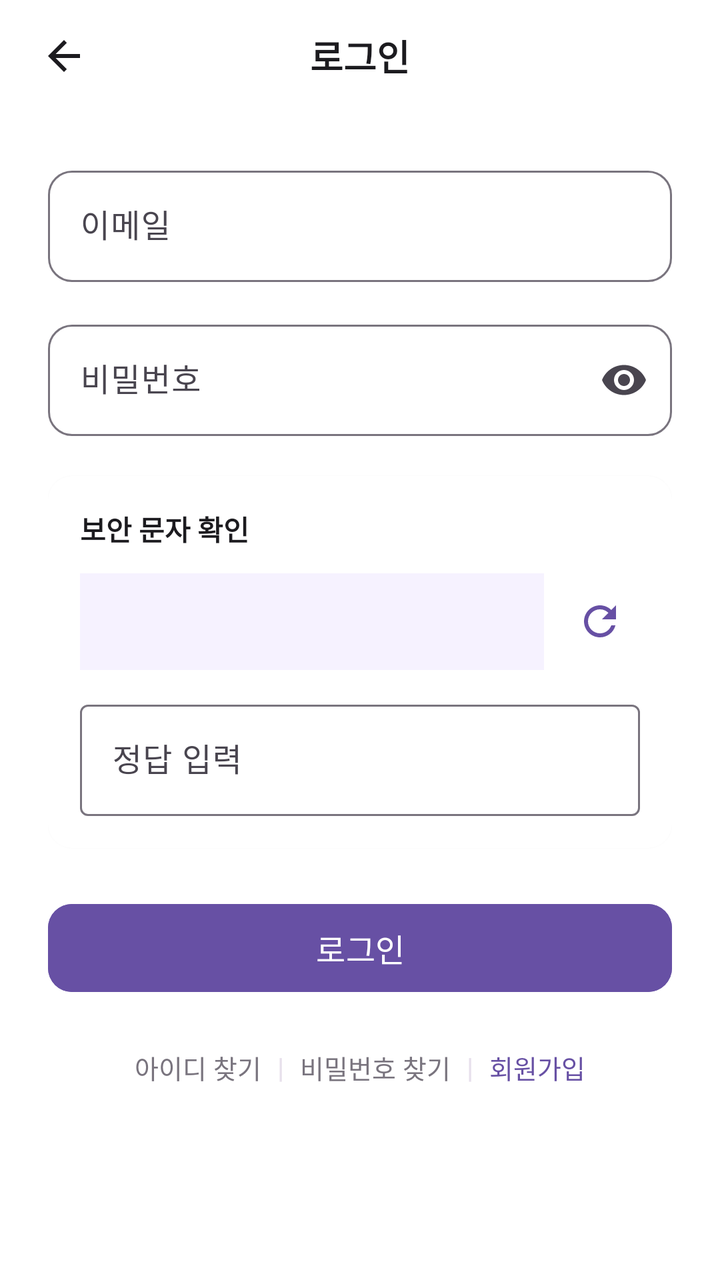
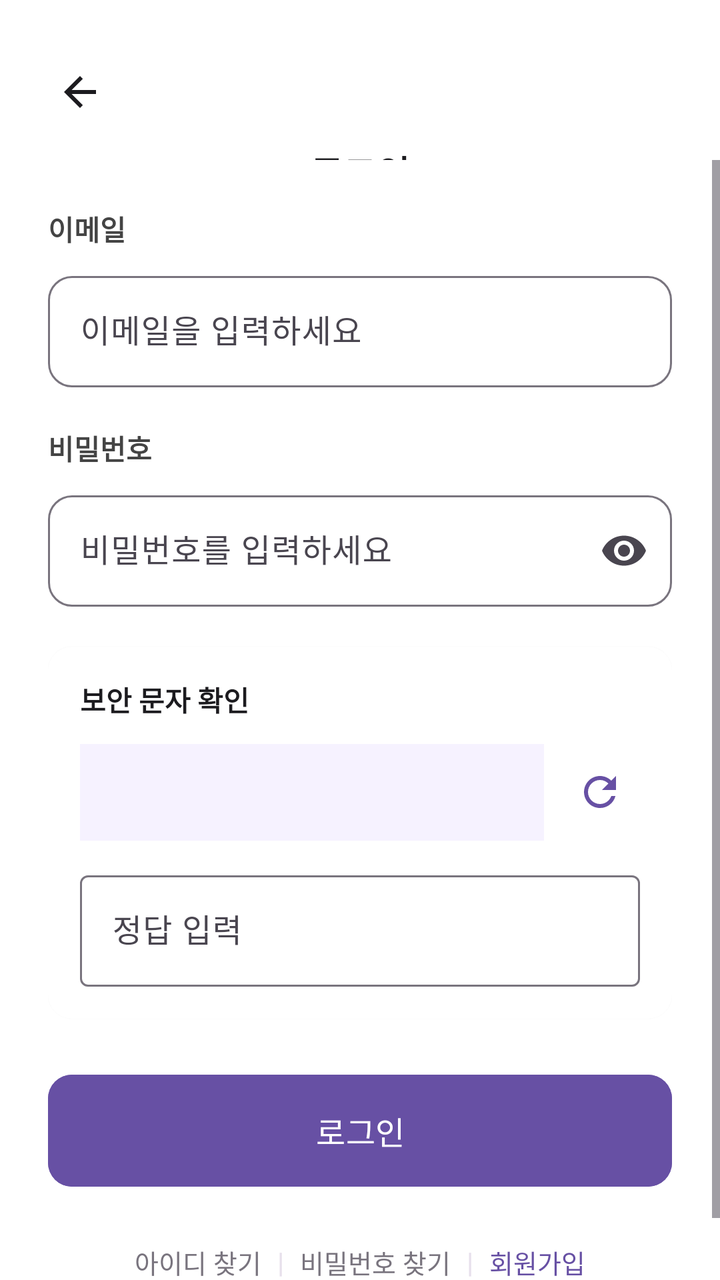

The first picture is an Android layout as it rendered before a commit; the second is the same layout after the commit. The layout source and the unified diff follow.
<!-- AndroidManifest.xml: application theme Theme.TripShare -->
<!-- res/layout/activity_login.xml -->
<?xml version="1.0" encoding="utf-8"?>
<LinearLayout xmlns:android="http://schemas.android.com/apk/res/android"
    xmlns:app="http://schemas.android.com/apk/res-auto"
    android:layout_width="match_parent"
    android:layout_height="match_parent"
    android:background="@color/white"
    android:orientation="vertical">

    <LinearLayout
        android:layout_width="match_parent"
        android:layout_height="56dp"
        android:gravity="center_vertical"
        android:orientation="horizontal"
        android:paddingHorizontal="8dp">

        <ImageButton
            android:id="@+id/btn_back"
            android:layout_width="48dp"
            android:layout_height="48dp"
            android:background="?attr/selectableItemBackgroundBorderless"
            android:contentDescription="@null"
            android:src="@drawable/ic_back" />

        <TextView
            android:layout_width="0dp"
            android:layout_height="wrap_content"
            android:layout_weight="1"
            android:gravity="center"
            android:text="@string/login"
            android:textColor="@color/text_primary"
            android:textSize="18sp"
            android:textStyle="bold" />

        <View
            android:layout_width="48dp"
            android:layout_height="48dp" />
    </LinearLayout>

    <ScrollView
        android:layout_width="match_parent"
        android:layout_height="0dp"
        android:layout_weight="1"
        android:fillViewport="true">

        <LinearLayout
            android:layout_width="match_parent"
            android:layout_height="wrap_content"
            android:orientation="vertical"
            android:padding="24dp">

            <com.google.android.material.textfield.TextInputLayout
                android:layout_width="match_parent"
                android:layout_height="wrap_content"
                android:hint="@string/email"
                app:boxBackgroundMode="outline"
                app:boxCornerRadiusBottomEnd="12dp"
                app:boxCornerRadiusBottomStart="12dp"
                app:boxCornerRadiusTopEnd="12dp"
                app:boxCornerRadiusTopStart="12dp">

                <com.google.android.material.textfield.TextInputEditText
                    android:id="@+id/et_email"
                    android:layout_width="match_parent"
                    android:layout_height="wrap_content"
                    android:inputType="textEmailAddress" />
            </com.google.android.material.textfield.TextInputLayout>

            <com.google.android.material.textfield.TextInputLayout
                android:layout_width="match_parent"
                android:layout_height="wrap_content"
                android:layout_marginTop="16dp"
                android:hint="@string/password"
                app:boxBackgroundMode="outline"
                app:boxCornerRadiusBottomEnd="12dp"
                app:boxCornerRadiusBottomStart="12dp"
                app:boxCornerRadiusTopEnd="12dp"
                app:boxCornerRadiusTopStart="12dp"
                app:endIconDrawable="@drawable/ic_eye"
                app:endIconMode="password_toggle">

                <com.google.android.material.textfield.TextInputEditText
                    android:id="@+id/et_password"
                    android:layout_width="match_parent"
                    android:layout_height="wrap_content"
                    android:inputType="textPassword" />
            </com.google.android.material.textfield.TextInputLayout>

            <include
                android:id="@+id/captcha_view"
                layout="@layout/view_captcha" />

            <com.google.android.material.button.MaterialButton
                android:id="@+id/btn_login"
                style="@style/PurpleButton"
                android:layout_width="match_parent"
                android:layout_height="wrap_content"
                android:layout_marginTop="24dp"
                android:text="@string/login" />

            <LinearLayout
                android:layout_width="match_parent"
                android:layout_height="wrap_content"
                android:layout_marginTop="16dp"
                android:gravity="center"
                android:orientation="horizontal">

                <TextView
                    android:id="@+id/tv_find_id"
                    android:layout_width="wrap_content"
                    android:layout_height="wrap_content"
                    android:padding="8dp"
                    android:text="@string/find_id"
                    android:textColor="@color/text_hint"
                    android:textSize="13sp" />

                <TextView
                    android:layout_width="wrap_content"
                    android:layout_height="wrap_content"
                    android:text="|"
                    android:textColor="@color/divider" />

                <TextView
                    android:id="@+id/tv_find_password"
                    android:layout_width="wrap_content"
                    android:layout_height="wrap_content"
                    android:padding="8dp"
                    android:text="@string/find_password"
                    android:textColor="@color/text_hint"
                    android:textSize="13sp" />

                <TextView
                    android:layout_width="wrap_content"
                    android:layout_height="wrap_content"
                    android:text="|"
                    android:textColor="@color/divider" />

                <TextView
                    android:id="@+id/tv_signup"
                    android:layout_width="wrap_content"
                    android:layout_height="wrap_content"
                    android:padding="8dp"
                    android:text="@string/sign_up"
                    android:textColor="@color/purple_primary"
                    android:textSize="13sp" />
            </LinearLayout>
        </LinearLayout>
    </ScrollView>
</LinearLayout>
<!-- res/layout/view_captcha.xml (included above) -->
<?xml version="1.0" encoding="utf-8"?>
<LinearLayout xmlns:android="http://schemas.android.com/apk/res/android"
    android:layout_width="match_parent"
    android:layout_height="wrap_content"
    android:layout_marginTop="20dp"
    android:background="@drawable/bg_rounded_card"
    android:elevation="1dp"
    android:orientation="vertical"
    android:padding="16dp">

    <TextView
        android:layout_width="wrap_content"
        android:layout_height="wrap_content"
        android:text="@string/captcha_title"
        android:textColor="@color/text_primary"
        android:textSize="14sp"
        android:textStyle="bold" />

    <LinearLayout
        android:layout_width="match_parent"
        android:layout_height="wrap_content"
        android:layout_marginTop="12dp"
        android:gravity="center_vertical"
        android:orientation="horizontal">

        <TextView
            android:id="@+id/tv_captcha_question"
            android:layout_width="0dp"
            android:layout_height="wrap_content"
            android:layout_weight="1"
            android:background="@color/purple_surface"
            android:padding="12dp"
            android:textColor="@color/purple_primary"
            android:textSize="18sp"
            android:textStyle="bold" />

        <ImageButton
            android:id="@+id/btn_captcha_refresh"
            android:layout_width="40dp"
            android:layout_height="40dp"
            android:layout_marginStart="8dp"
            android:background="?attr/selectableItemBackgroundBorderless"
            android:contentDescription="@string/captcha_refresh"
            android:src="@drawable/ic_refresh" />
    </LinearLayout>

    <com.google.android.material.textfield.TextInputLayout
        android:layout_width="match_parent"
        android:layout_height="wrap_content"
        android:layout_marginTop="12dp"
        android:hint="@string/captcha_answer_hint">

        <com.google.android.material.textfield.TextInputEditText
            android:id="@+id/et_captcha_answer"
            android:layout_width="match_parent"
            android:layout_height="wrap_content"
            android:inputType="numberSigned" />
    </com.google.android.material.textfield.TextInputLayout>
</LinearLayout>
<!-- resources referenced by this layout -->
<resources>
  <color name="divider">#E7E0EC</color>
  <color name="purple_primary">#6750A4</color>
  <color name="purple_surface">#F6F2FF</color>
  <color name="text_hint">#79747E</color>
  <color name="text_primary">#1C1B1F</color>
  <color name="white">#FFFFFFFF</color>
  <!-- drawable bg_rounded_card (drawable) -->
  <?xml version="1.0" encoding="utf-8"?>
  <shape xmlns:android="http://schemas.android.com/apk/res/android"
      android:shape="rectangle">
      <solid android:color="@color/card_bg" />
      <corners android:radius="12dp" />
  </shape>
  <!-- drawable ic_back (drawable) -->
  <vector xmlns:android="http://schemas.android.com/apk/res/android"
      android:width="24dp"
      android:height="24dp"
      android:viewportWidth="24"
      android:viewportHeight="24">
      <path
          android:fillColor="@color/text_primary"
          android:pathData="M20,11H7.83l5.59,-5.59L12,4l-8,8 8,8 1.41,-1.41L7.83,13H20v-2z" />
  </vector>
  <!-- drawable ic_eye (drawable) -->
  <vector xmlns:android="http://schemas.android.com/apk/res/android"
      android:width="24dp"
      android:height="24dp"
      android:viewportWidth="24"
      android:viewportHeight="24">
      <path
          android:fillColor="@color/text_hint"
          android:pathData="M12,4.5C7,4.5 2.73,7.61 1,12c1.73,4.39 6,7.5 11,7.5s9.27,-3.11 11,-7.5c-1.73,-4.39 -6,-7.5 -11,-7.5zM12,17c-2.76,0 -5,-2.24 -5,-5s2.24,-5 5,-5 5,2.24 5,5 -2.24,5 -5,5zM12,9c-1.66,0 -3,1.34 -3,3s1.34,3 3,3 3,-1.34 3,-3 -1.34,-3 -3,-3z" />
  </vector>
  <!-- drawable ic_refresh (drawable) -->
  <vector xmlns:android="http://schemas.android.com/apk/res/android"
      android:width="24dp"
      android:height="24dp"
      android:viewportWidth="24"
      android:viewportHeight="24">
      <path
          android:fillColor="@color/purple_primary"
          android:pathData="M17.65,6.35C16.2,4.9 14.21,4 12,4c-4.42,0 -7.99,3.58 -7.99,8s3.57,8 7.99,8c3.73,0 6.84,-2.55 7.73,-6h-2.08c-0.82,2.33 -3.04,4 -5.65,4 -3.31,0 -6,-2.69 -6,-6s2.69,-6 6,-6c1.66,0 3.14,0.69 4.22,1.78L13,11h7V4l-2.35,2.35z" />
  </vector>
  <string name="captcha_answer_hint">정답 입력</string>
  <string name="captcha_refresh">새로고침</string>
  <string name="captcha_title">보안 문자 확인</string>
  <string name="email">이메일</string>
  <string name="find_id">아이디 찾기</string>
  <string name="find_password">비밀번호 찾기</string>
  <string name="login">로그인</string>
  <string name="password">비밀번호</string>
  <string name="sign_up">회원가입</string>
  <style name="PurpleButton" parent="Widget.Material3.Button">
          <item name="android:backgroundTint">@color/purple_primary</item>
          <item name="android:textColor">@color/white</item>
          <item name="cornerRadius">12dp</item>
          <item name="android:textSize">16sp</item>
          <item name="android:minHeight">52dp</item>
      </style>
  <style name="Theme.TripShare" parent="Base.Theme.TripShare" />
  <color name="card_bg">#FFFFFF</color>
  <style name="Base.Theme.TripShare" parent="Theme.Material3.DayNight.NoActionBar">
          <item name="colorPrimary">@color/purple_primary</item>
          <item name="colorPrimaryDark">@color/purple_dark</item>
          <item name="colorAccent">@color/purple_primary</item>
          <item name="android:statusBarColor">@color/white</item>
          <item name="android:windowLightStatusBar">true</item>
          <item name="android:navigationBarColor">@color/white</item>
      </style>
  <color name="purple_dark">#4F378B</color>
</resources>

<!-- the commit's change to res/layout/activity_login.xml (unified diff, before → after) -->
@@ -8,10 +8,11 @@
 
     <LinearLayout
         android:layout_width="match_parent"
-        android:layout_height="56dp"
+        android:layout_height="80dp"
+        android:paddingTop="12dp"
         android:gravity="center_vertical"
         android:orientation="horizontal"
-        android:paddingHorizontal="8dp">
+        android:paddingHorizontal="16dp">
 
         <ImageButton
             android:id="@+id/btn_back"
@@ -29,7 +30,10 @@
             android:text="@string/login"
             android:textColor="@color/text_primary"
             android:textSize="18sp"
-            android:textStyle="bold" />
+            android:textStyle="bold"
+            android:layout_marginTop="40dp"
+            android:layout_marginStart="48dp"
+            android:layout_marginEnd="48dp" />
 
         <View
             android:layout_width="48dp"
@@ -47,6 +51,15 @@
             android:layout_height="wrap_content"
             android:orientation="vertical"
             android:padding="24dp">
+
+            <TextView
+                android:layout_width="wrap_content"
+                android:layout_height="wrap_content"
+                android:text="이메일"
+                android:textColor="#444444"
+                android:textStyle="bold"
+                android:textSize="14sp"
+                android:layout_marginBottom="8dp"/>
 
             <com.google.android.material.textfield.TextInputLayout
                 android:layout_width="match_parent"
@@ -65,17 +78,25 @@
                     android:inputType="textEmailAddress" />
             </com.google.android.material.textfield.TextInputLayout>
 
+            <TextView
+                android:layout_width="wrap_content"
+                android:layout_height="wrap_content"
+                android:layout_marginTop="20dp"
+                android:layout_marginBottom="8dp"
+                android:text="비밀번호"
+                android:textColor="#444444"
+                android:textStyle="bold"
+                android:textSize="14sp"/>
+
             <com.google.android.material.textfield.TextInputLayout
                 android:layout_width="match_parent"
                 android:layout_height="wrap_content"
-                android:layout_marginTop="16dp"
                 android:hint="@string/password"
                 app:boxBackgroundMode="outline"
                 app:boxCornerRadiusBottomEnd="12dp"
                 app:boxCornerRadiusBottomStart="12dp"
                 app:boxCornerRadiusTopEnd="12dp"
                 app:boxCornerRadiusTopStart="12dp"
-                app:endIconDrawable="@drawable/ic_eye"
                 app:endIconMode="password_toggle">
 
                 <com.google.android.material.textfield.TextInputEditText
<!-- resource entries referenced after the edit -->
@@ -23,16 +23,6 @@
           android:fillColor="@color/text_primary"
           android:pathData="M20,11H7.83l5.59,-5.59L12,4l-8,8 8,8 1.41,-1.41L7.83,13H20v-2z" />
   </vector>
-  <!-- drawable ic_eye (drawable) -->
-  <vector xmlns:android="http://schemas.android.com/apk/res/android"
-      android:width="24dp"
-      android:height="24dp"
-      android:viewportWidth="24"
-      android:viewportHeight="24">
-      <path
-          android:fillColor="@color/text_hint"
-          android:pathData="M12,4.5C7,4.5 2.73,7.61 1,12c1.73,4.39 6,7.5 11,7.5s9.27,-3.11 11,-7.5c-1.73,-4.39 -6,-7.5 -11,-7.5zM12,17c-2.76,0 -5,-2.24 -5,-5s2.24,-5 5,-5 5,2.24 5,5 -2.24,5 -5,5zM12,9c-1.66,0 -3,1.34 -3,3s1.34,3 3,3 3,-1.34 3,-3 -1.34,-3 -3,-3z" />
-  </vector>
   <!-- drawable ic_refresh (drawable) -->
   <vector xmlns:android="http://schemas.android.com/apk/res/android"
       android:width="24dp"
@@ -46,18 +36,18 @@
   <string name="captcha_answer_hint">정답 입력</string>
   <string name="captcha_refresh">새로고침</string>
   <string name="captcha_title">보안 문자 확인</string>
-  <string name="email">이메일</string>
+  <string name="email">이메일을 입력하세요</string>
   <string name="find_id">아이디 찾기</string>
   <string name="find_password">비밀번호 찾기</string>
   <string name="login">로그인</string>
-  <string name="password">비밀번호</string>
+  <string name="password">비밀번호를 입력하세요</string>
   <string name="sign_up">회원가입</string>
   <style name="PurpleButton" parent="Widget.Material3.Button">
           <item name="android:backgroundTint">@color/purple_primary</item>
           <item name="android:textColor">@color/white</item>
           <item name="cornerRadius">12dp</item>
           <item name="android:textSize">16sp</item>
-          <item name="android:minHeight">52dp</item>
+          <item name="android:minHeight">64dp</item>
       </style>
   <style name="Theme.TripShare" parent="Base.Theme.TripShare" />
   <color name="card_bg">#FFFFFF</color>
